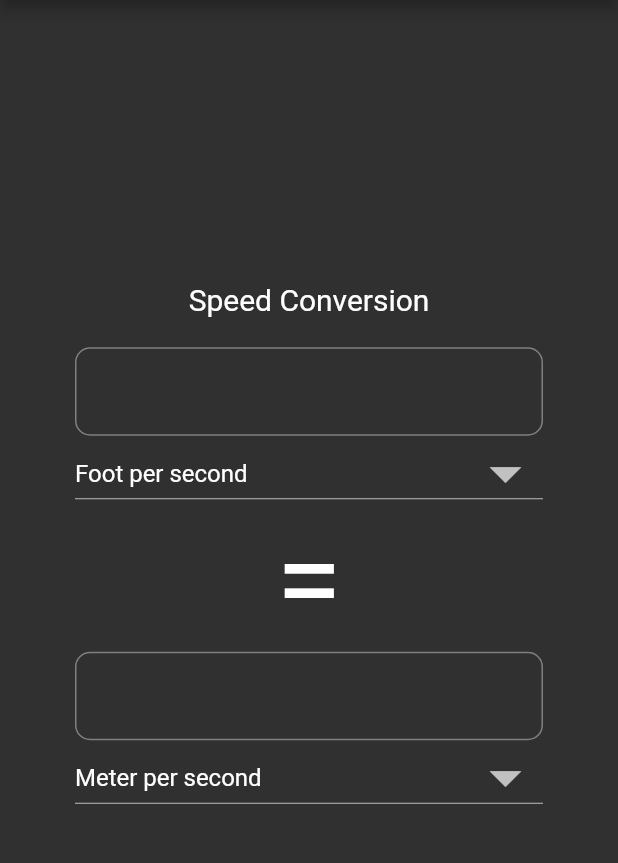
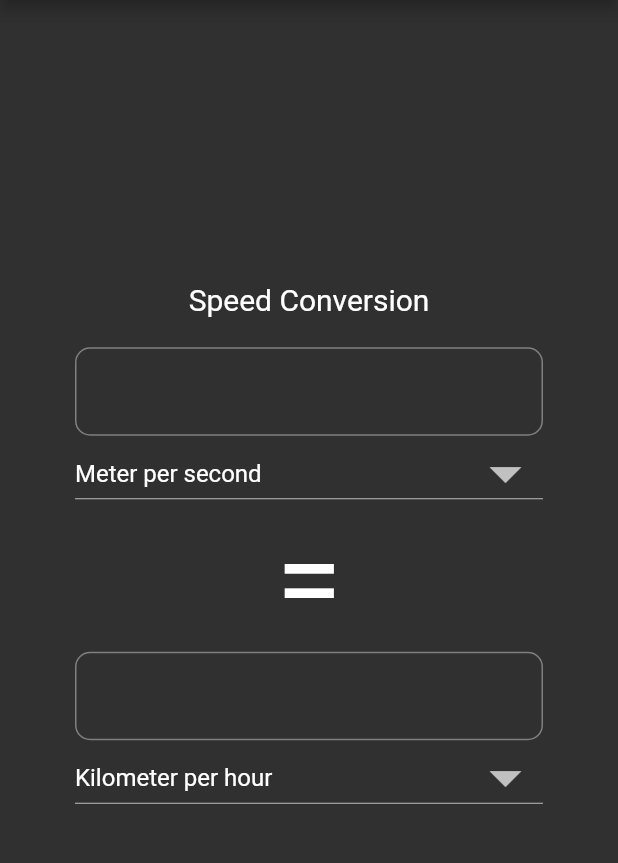
Before and after one commit to hliosdja/simple_converter, a Flutter app: the screen it shows after launch, after a tap on "Speed", on a phone screen of 412 x 824 dp, the part 84-947 px from its top. Run offline on Flutter 3.47's test engine with Material 2 defaults, Android fonts, the phone set to English and light mode, and no system bars.

Commit message:
minor fixes

```diff
--- a/lib/classes/calculation.dart
+++ b/lib/classes/calculation.dart
@@ -6,6 +6,7 @@ import 'package:simple_converter/classes/mass.dart';
 import 'package:simple_converter/classes/speed.dart';
 import 'package:simple_converter/classes/frequency.dart';
 
+//initialization
 Length length = Length();
 Temperature temp = Temperature();
 Mass mass = Mass();
@@ -19,12 +20,11 @@ class ConverterCalculator {
       required String input,
       required String unit1,
       required String unit2}) {
-    double conversionInput;
+    double conversionInput = 0;
 
     if (input.isEmpty) {
       return input;
     }
-
     conversionInput = input == '-' ? 0 : double.parse(input);
 
     return computeConversion(
--- a/lib/screens/input_page.dart
+++ b/lib/screens/input_page.dart
@@ -33,20 +33,20 @@ class _InputPageState extends State<InputPage> {
   void createDropdownItems() {
     if (widget.unit == 'Length') {
       dropdownItems.addAll(dropdownGenerator.createLengthitems());
-      firstUnit = 'Milimeter';
+      firstUnit = 'Meter';
       secondUnit = 'Centimeter';
     } else if (widget.unit == 'Mass') {
       dropdownItems.addAll(dropdownGenerator.createMassItems());
-      firstUnit = 'Miligram';
-      secondUnit = 'Kilogram';
+      firstUnit = 'Kilogram';
+      secondUnit = 'Gram';
     } else if (widget.unit == 'Temperature') {
       dropdownItems.addAll(dropdownGenerator.createTemperatureItems());
       firstUnit = 'Celsius';
       secondUnit = 'Fahrenheit';
     } else if (widget.unit == 'Speed') {
       dropdownItems.addAll(dropdownGenerator.createSpeedItems());
-      firstUnit = 'Foot per second';
-      secondUnit = 'Meter per second';
+      firstUnit = 'Meter per second';
+      secondUnit = 'Kilometer per hour';
     } else if (widget.unit == 'Frequency') {
       dropdownItems.addAll(dropdownGenerator.createFrequencyItems());
       firstUnit = 'Hertz';
```
Also changed, not shown: lib/screens/conversion.dart (+0 -8 lines).
